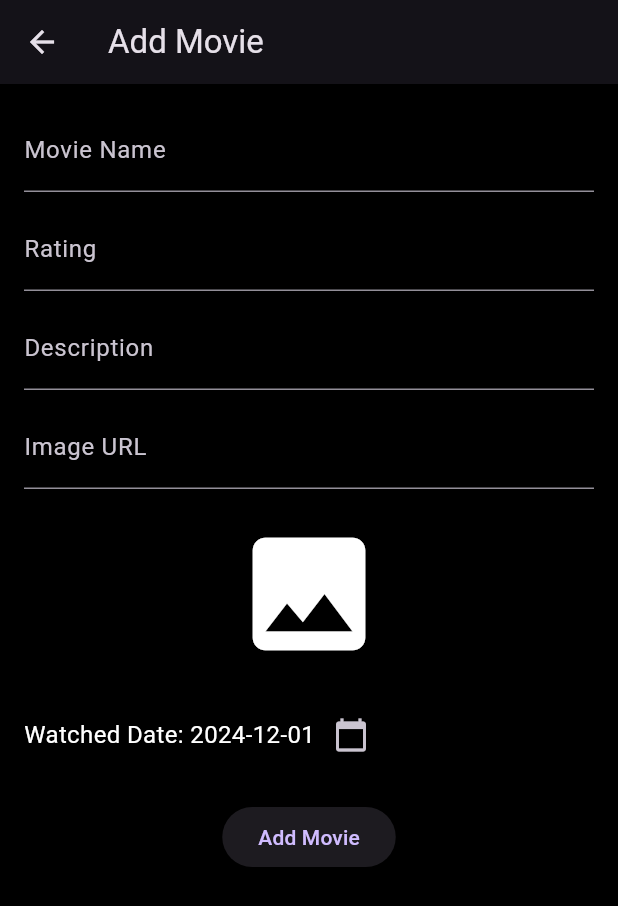
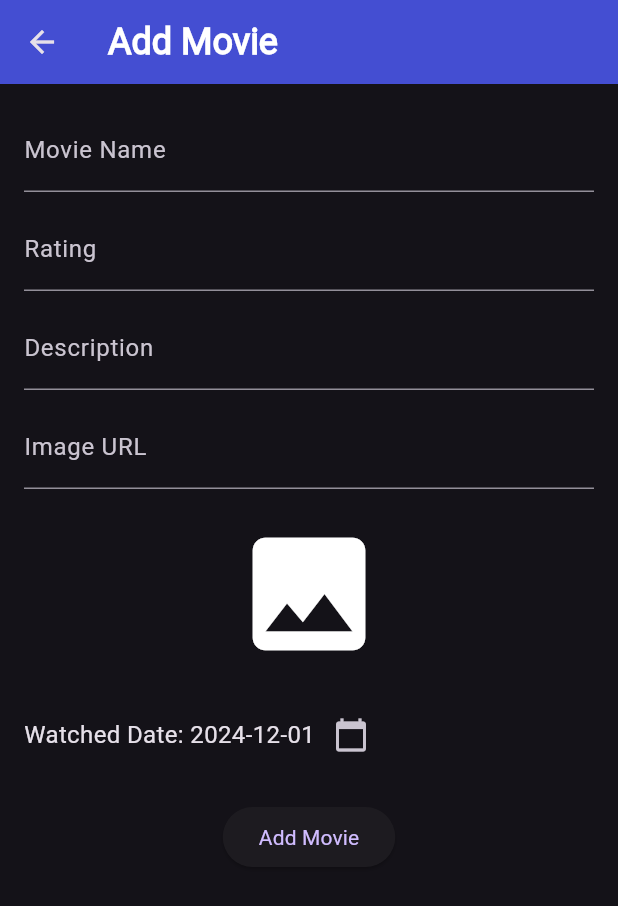
Before and after one commit to NannapatVis/movie-app-flutter, a Flutter app: the screen it shows after launch, after a tap on the "add" icon, on a phone screen of 412 x 824 dp. Shown: the top 906 px of the screen. Run offline on Flutter 3.47's test engine with Material 3 defaults, Android fonts, the light colour scheme and no system bars; network calls fail.

Commit message:
font and images

```diff
--- a/lib/main.dart
+++ b/lib/main.dart
@@ -1,5 +1,5 @@
 import 'package:flutter/material.dart';
-import 'screens/movie_list_screen.dart';
+import 'package:movie_app/screens/movie_list_screen.dart';
 
 void main() {
   runApp(const MyApp());
@@ -11,16 +11,24 @@ class MyApp extends StatelessWidget {
   @override
   Widget build(BuildContext context) {
     return MaterialApp(
-      theme: ThemeData.dark().copyWith(
-        primaryColor: Colors.deepPurple,
-        scaffoldBackgroundColor: Colors.black,
-        hintColor: Colors.yellow,
-        textTheme: const TextTheme(
-          bodyLarge: TextStyle(color: Colors.white),
-          bodyMedium: TextStyle(color: Colors.white),
+      debugShowCheckedModeBanner: false,
+      theme: ThemeData(
+        brightness: Brightness.dark,
+        primarySwatch: Colors.blue,
+        fontFamily: 'Roboto',
+        appBarTheme: const AppBarTheme(
+          backgroundColor: Color.fromARGB(255, 68, 78, 210),
+          titleTextStyle: TextStyle(
+            color: Colors.white,
+            fontSize: 24,
+            fontWeight: FontWeight.bold,
+          ),
+        ),
+        floatingActionButtonTheme: const FloatingActionButtonThemeData(
+          backgroundColor: Color.fromARGB(255, 68, 78, 210), // สีของปุ่ม Add
         ),
       ),
-      home: MovieListScreen(),
+      home: const MovieListScreen(),
     );
   }
 }
--- a/lib/screens/movie_list_screen.dart
+++ b/lib/screens/movie_list_screen.dart
@@ -32,7 +32,7 @@ class _MovieListScreenState extends State<MovieListScreen> {
       imageUrl:
           'https://m.media-amazon.com/images/M/MV5BYzdjMDAxZGItMjI2My00ODA1LTlkNzItOWFjMDU5ZDJlYWY3XkEyXkFqcGc@._V1_FMjpg_UX1000_.jpg',
       name: 'Interstellar',
-      rating: 8.7,
+      rating: 8,
       watchedDate: DateTime(2021, 7, 18),
       description:
           'A space exploration film that explores the concept of time.',
```
Also changed, not shown: pubspec.yaml (+4 -4 lines), assets/fonts/Roboto-Regular.ttf (added).
